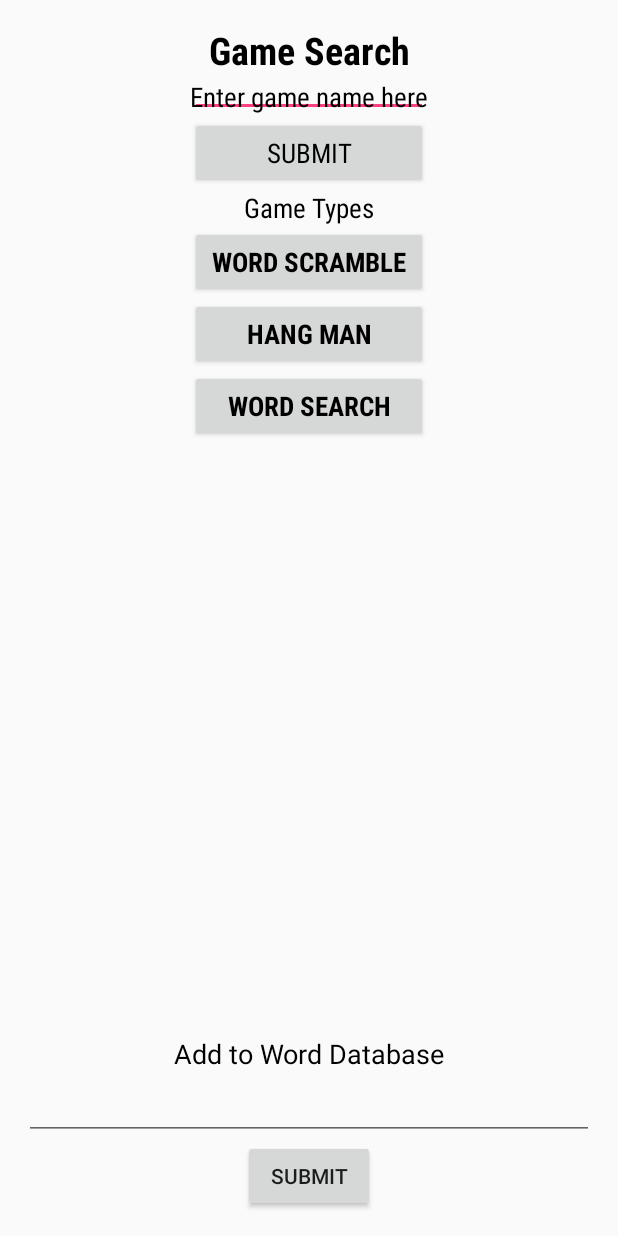
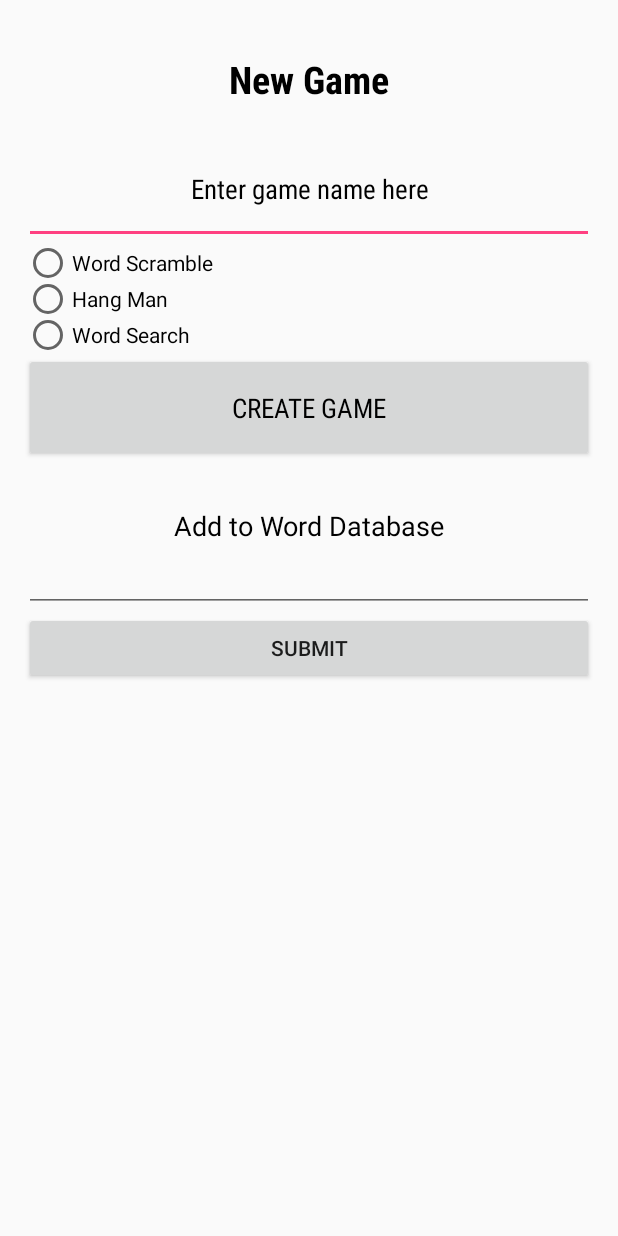
Before and after one commit to ZFlem96/Minigame-Collection, an Android app: the layout activity_new_game.xml on its own in the app's theme, with its tools: preview values and no code run, on a phone screen of 412 x 824 dp. Run offline under Robolectric (Android 15) with nearby library versions, the phone set to English and light mode, and no system bars.

Commit message:
Updated layouts

```diff
--- a/MiniGameCollection/app/src/main/res/layout/activity_new_game.xml
+++ b/MiniGameCollection/app/src/main/res/layout/activity_new_game.xml
@@ -1,175 +1,104 @@
 <?xml version="1.0" encoding="utf-8"?>
-<RelativeLayout xmlns:android="http://schemas.android.com/apk/res/android"
+<LinearLayout xmlns:android="http://schemas.android.com/apk/res/android"
     xmlns:tools="http://schemas.android.com/tools"
     android:id="@+id/activity_new_game"
     android:layout_width="match_parent"
     android:layout_height="match_parent"
+    android:orientation="vertical"
     android:paddingBottom="@dimen/activity_vertical_margin"
     android:paddingLeft="@dimen/activity_horizontal_margin"
     android:paddingRight="@dimen/activity_horizontal_margin"
     android:paddingTop="@dimen/activity_vertical_margin"
     tools:context="com.minigamecollection.minigamecollection.NewGameActivity">
 
-    <TableLayout
+    <LinearLayout
+        android:layout_width="match_parent"
+        android:layout_height="292dp"
+        android:layout_marginBottom="30dp"
+        android:orientation="vertical">
+
+        <TextView
+            android:id="@+id/textView"
             android:layout_width="match_parent"
             android:layout_height="match_parent"
-        android:layout_alignParentTop="true"
-        android:layout_alignParentLeft="true"
-        android:layout_alignParentStart="true">
-
-        <TableRow
-            android:layout_width="match_parent"
-            android:layout_height="wrap_content"
-            android:gravity="center">
-
-            <TextView
-                android:layout_width="match_parent"
-                android:layout_height="match_parent"
+            android:layout_weight="1"
             android:fontFamily="sans-serif-condensed"
             android:gravity="center"
             android:padding="0dp"
-                android:text="Game Search"
+            android:text="New Game"
             android:textColor="@android:color/black"
             android:textSize="25sp"
             android:textStyle="normal|bold" />
-        </TableRow>
-
-        <TableRow
-            android:layout_width="match_parent"
-            android:layout_height="wrap_content"
-            android:gravity="center">
 
         <EditText
+            android:id="@+id/editText2"
             android:layout_width="match_parent"
             android:layout_height="match_parent"
+            android:layout_weight="1"
             android:fontFamily="sans-serif-condensed"
             android:padding="0dp"
             android:text="Enter game name here"
+            android:textAlignment="center"
             android:textColor="@android:color/black"
             android:textSize="18sp"
             android:textStyle="normal" />
-        </TableRow>
 
-        <TableRow
+        <RadioGroup
             android:layout_width="match_parent"
+            android:layout_height="match_parent"
+            android:layout_weight="1">
+
+            <RadioButton
+                android:id="@+id/radioButtonWordScramble"
+                android:layout_width="wrap_content"
                 android:layout_height="wrap_content"
-            android:gravity="center">
+                android:layout_weight="1"
+                android:text="Word Scramble" />
+
+            <RadioButton
+                android:id="@+id/radioButtonHangMan"
+                android:layout_width="wrap_content"
+                android:layout_height="wrap_content"
+                android:layout_weight="1"
+                android:text="Hang Man" />
+
+            <RadioButton
+                android:id="@+id/radioButtonWordSearch"
+                android:layout_width="wrap_content"
+                android:layout_height="wrap_content"
+                android:layout_weight="1"
+                android:text="Word Search" />
+        </RadioGroup>
 
         <Button
-                android:id="@+id/searchSubmit"
+            android:id="@+id/buttonCreateGame"
             android:layout_width="match_parent"
             android:layout_height="match_parent"
+            android:layout_weight="1"
             android:fontFamily="sans-serif-condensed"
+            android:onClick="onClickCreateGame"
             android:padding="0dp"
-                android:text="Submit"
+            android:text="Create Game"
             android:textColor="@android:color/black"
-                android:textSize="18sp"
-                android:textStyle="normal"
-                android:onClick="submitSearch"/>
-        </TableRow>
+            android:textSize="18sp" />
+    </LinearLayout>
 
-        <TableRow
-            android:layout_width="wrap_content"
-            android:layout_height="wrap_content"
-            android:gravity="center">
-
-            <TextView
+    <LinearLayout
         android:layout_width="match_parent"
         android:layout_height="match_parent"
-                android:layout_centerHorizontal="true"
-                android:fontFamily="sans-serif-condensed"
-                android:gravity="center"
-                android:padding="0dp"
-                android:text="Game Types"
-                android:textColor="@android:color/black"
-                android:textSize="18sp"
-                android:textStyle="normal" />
-        </TableRow>
-
-        <TableRow
-            android:layout_width="match_parent"
-            android:layout_height="wrap_content"
-            android:gravity="center">
-
-            <Button
-                android:id="@+id/wordScramble"
-                android:layout_width="match_parent"
-                android:layout_height="match_parent"
-                android:fontFamily="sans-serif-condensed"
-                android:padding="0dp"
-                android:text="Word Scramble"
-                android:textColor="@android:color/black"
-                android:textSize="18sp"
-                android:textStyle="normal|bold"
-                android:onClick="addGame"/>
-        </TableRow>
-
-        <TableRow
-            android:layout_width="match_parent"
-            android:layout_height="wrap_content"
-            android:gravity="center">
-
-            <Button
-                android:id="@+id/hangMan"
-                android:layout_width="match_parent"
-                android:layout_height="match_parent"
-                android:fontFamily="sans-serif-condensed"
-                android:padding="0dp"
-                android:text="Hang Man"
-                android:textColor="@android:color/black"
-                android:textSize="18sp"
-                android:textStyle="normal|bold"
-                android:onClick="addGame"/>
-        </TableRow>
-
-        <TableRow
-            android:layout_width="match_parent"
-            android:layout_height="wrap_content"
-            android:gravity="center">
-
-            <Button
-                android:id="@+id/wordSearch"
-                android:layout_width="match_parent"
-                android:layout_height="match_parent"
-                android:fontFamily="sans-serif-condensed"
-                android:padding="0dp"
-                android:text="Word Search"
-                android:textColor="@android:color/black"
-                android:textSize="18sp"
-                android:textStyle="normal|bold"
-                android:onClick="addGame"/>
-        </TableRow>
-        <!--</TableLayout>-->
-
-        <TableRow
-            android:id="@+id/tableRow"
-            android:layout_width="450dp"
-            android:layout_height="35dp"
-            android:layout_above="@+id/submitBttn"
-            android:layout_alignParentLeft="true"
-            android:layout_alignParentStart="true" />
-    </TableLayout>
-
-    <Button
-        android:id="@+id/submitBttn"
-        android:layout_width="wrap_content"
-        android:layout_height="wrap_content"
-        android:text="Submit"
-        android:onClick="submitToDatabase"
-        android:layout_alignParentBottom="true"
-        android:layout_centerHorizontal="true" />
+        android:orientation="vertical">
 
         <TextView
             android:id="@+id/textView3"
             android:layout_width="match_parent"
             android:layout_height="wrap_content"
+            android:layout_above="@+id/addWord"
+            android:layout_alignParentLeft="true"
+            android:layout_alignParentStart="true"
             android:text="Add to Word Database"
             android:textAlignment="center"
             android:textColor="@android:color/black"
-        android:textSize="18sp"
-        android:layout_above="@+id/addWord"
-        android:layout_alignParentLeft="true"
-        android:layout_alignParentStart="true" />
+            android:textSize="18sp" />
 
         <EditText
             android:id="@+id/addWord"
@@ -181,4 +110,15 @@
             android:layout_gravity="end"
             android:text=""
             android:textAlignment="textEnd" />
-</RelativeLayout>
+
+        <Button
+            android:id="@+id/submitBttn"
+            android:layout_width="match_parent"
+            android:layout_height="wrap_content"
+            android:layout_alignParentBottom="true"
+            android:layout_centerHorizontal="true"
+            android:onClick="submitToDatabase"
+            android:text="Submit" />
+    </LinearLayout>
+
+</LinearLayout>
--- a/MiniGameCollection/app/src/main/res/values/styles.xml
+++ b/MiniGameCollection/app/src/main/res/values/styles.xml
@@ -1,7 +1,7 @@
 <resources>
 
     <!-- Base application theme. -->
-    <style name="AppTheme" parent="Theme.AppCompat.Light.DarkActionBar">
+    <style name="AppTheme" parent="Theme.AppCompat.Light.NoActionBar">
         <!-- Customize your theme here. -->
         <item name="colorPrimary">@color/colorPrimary</item>
         <item name="colorPrimaryDark">@color/colorPrimaryDark</item>
```
Also changed, not shown: MiniGameCollection/app/src/main/java/com/minigamecollection/minigamecollection/NewGameActivity.java (+19 -3 lines), MiniGameCollection/app/src/main/res/layout/activity_main.xml (+47 -101 lines), MiniGameCollection/settings.gradle (line endings or trailing spaces). Lines whose indentation alone changed are shown as unchanged.
